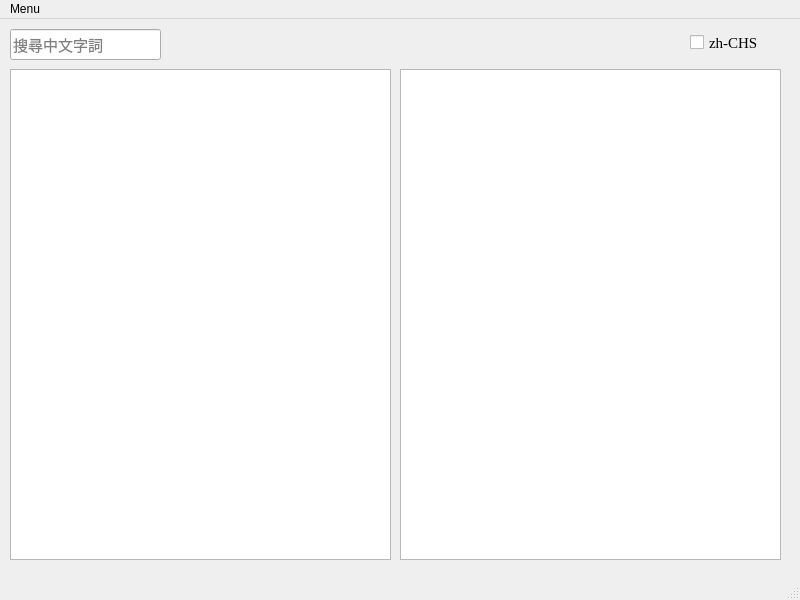
First picture: the form in interface.ui, repository pystander/LiteraPy, before the edit.
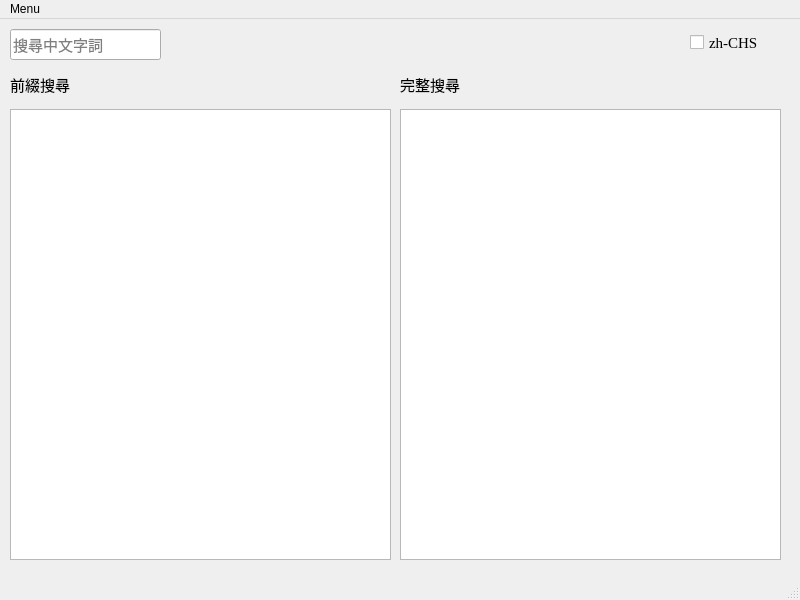
Second picture: the form after the edit.

The edit to the form file:
```diff
--- a/interface.ui
+++ b/interface.ui
@@ -37,9 +37,9 @@
     <property name="geometry">
      <rect>
       <x>400</x>
-      <y>50</y>
+      <y>90</y>
       <width>381</width>
-      <height>491</height>
+      <height>451</height>
      </rect>
     </property>
     <property name="font">
@@ -53,9 +53,9 @@
     <property name="geometry">
      <rect>
       <x>10</x>
-      <y>50</y>
+      <y>90</y>
       <width>381</width>
-      <height>491</height>
+      <height>451</height>
      </rect>
     </property>
     <property name="font">
@@ -84,6 +84,44 @@
      <string>zh-CHS</string>
     </property>
    </widget>
+   <widget class="QLabel" name="preview_label">
+    <property name="geometry">
+     <rect>
+      <x>10</x>
+      <y>50</y>
+      <width>151</width>
+      <height>31</height>
+     </rect>
+    </property>
+    <property name="font">
+     <font>
+      <family>Times New Roman</family>
+      <pointsize>11</pointsize>
+     </font>
+    </property>
+    <property name="text">
+     <string>前綴搜尋</string>
+    </property>
+   </widget>
+   <widget class="QLabel" name="preview_label_2">
+    <property name="geometry">
+     <rect>
+      <x>400</x>
+      <y>50</y>
+      <width>151</width>
+      <height>31</height>
+     </rect>
+    </property>
+    <property name="font">
+     <font>
+      <family>Times New Roman</family>
+      <pointsize>11</pointsize>
+     </font>
+    </property>
+    <property name="text">
+     <string>完整搜尋</string>
+    </property>
+   </widget>
   </widget>
   <widget class="QMenuBar" name="menubar">
    <property name="geometry">
```
